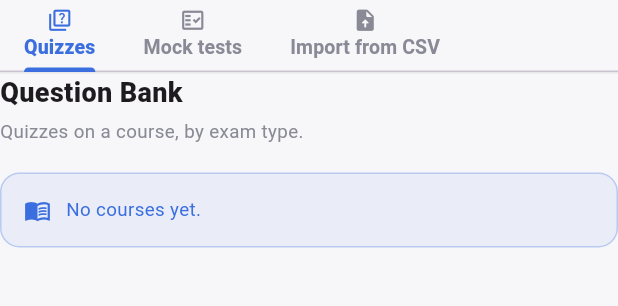
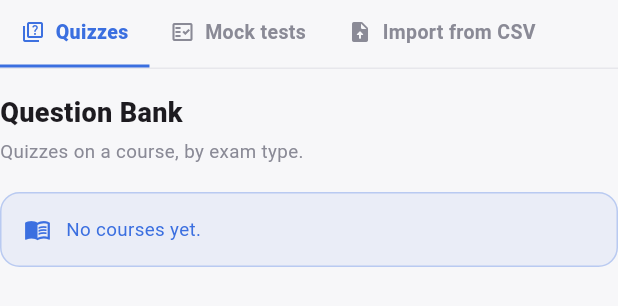
Before and after one commit to projectinshahi/DoctorApp-Admin, a Flutter app: the QuestionBankScreen widget shown alone on an empty page, opened directly, on a phone screen of 412 x 824 dp. Shown: the top 306 px of the screen. Run offline on Flutter 3.47's test engine with Material 3 defaults, Android fonts, the phone set to English and light mode, and no system bars; our stand-ins replace csv, file_picker, flutter_svg, shared_preferences, video_player, youtube_player_iframe; missing offline and left inert: dart:html, dart:ui_web, syncfusion_flutter_pdf, syncfusion_flutter_pdfviewer; accounts and stored records are empty; network calls fail.

Commit message:
Make the Question Bank tabs actually appear
The dashboard shows its sections inside a scroll view, so they are laid
out with unbounded height. A TabBarView given unbounded height lays out
nothing, which is why the screen was blank.

One panel at a time, sized by its own content, and a tab strip that is
just a row of buttons. The three panels are injectable so the layout can
be pumped in a test without the network behind the real ones - that test
is what the next person gets instead of a blank screen.

Co-Authored-By: Claude Opus 5 (1M context) <noreply@anthropic.com>

```diff
--- a/lib/Screen/QuestionBank/question_bank_screen.dart
+++ b/lib/Screen/QuestionBank/question_bank_screen.dart
@@ -17,70 +17,108 @@ import 'question_import_tab.dart';
 /// PDF, then the questions CSV, then the review before anything publishes.
 /// Two screens that drift apart would be two different answers to "what did
 /// I upload".
-class QuestionBankScreen extends StatelessWidget {
+///
+/// **No TabBarView here, deliberately.** The dashboard puts this inside a
+/// scroll view, so the height is unbounded, and a TabBarView in unbounded
+/// height lays out nothing at all - which is exactly what it did. One child
+/// at a time, sized by its own content, is what survives that.
+class QuestionBankScreen extends StatefulWidget {
   final int? initialCourseId;
   final int? initialCourseTypeId;
+
+  /// The three panels, injectable so the layout can be tested without the
+  /// network behind the real ones.
+  final Widget? quizzes;
+  final Widget? mockTests;
+  final Widget? import;
 
   const QuestionBankScreen({
     super.key,
     this.initialCourseId,
     this.initialCourseTypeId,
+    this.quizzes,
+    this.mockTests,
+    this.import,
   });
 
   @override
+  State<QuestionBankScreen> createState() => _QuestionBankScreenState();
+}
+
+class _QuestionBankScreenState extends State<QuestionBankScreen> {
+  int _tab = 0;
+
+  static const _labels = ['Quizzes', 'Mock tests', 'Import from CSV'];
+  static const _icons = [
+    Icons.quiz_outlined,
+    Icons.fact_check_outlined,
+    Icons.upload_file_rounded,
+  ];
+
+  @override
   Widget build(BuildContext context) {
-    return DefaultTabController(
-      length: 3,
-      child: Column(
-        crossAxisAlignment: CrossAxisAlignment.start,
+    return Column(
+      crossAxisAlignment: CrossAxisAlignment.stretch,
       children: [
         Container(
           decoration: const BoxDecoration(
             border: Border(bottom: BorderSide(color: LmsColors.border)),
           ),
-            child: const TabBar(
-              isScrollable: true,
-              tabAlignment: TabAlignment.start,
-              labelColor: LmsColors.primary,
-              unselectedLabelColor: LmsColors.textGrey,
-              indicatorColor: LmsColors.primary,
-              labelStyle:
-                  TextStyle(fontSize: 13, fontWeight: FontWeight.w800),
-              unselectedLabelStyle:
-                  TextStyle(fontSize: 13, fontWeight: FontWeight.w600),
-              tabs: [
-                Tab(
-                    height: 46,
-                    icon: Icon(Icons.quiz_outlined, size: 17),
-                    iconMargin: EdgeInsets.zero,
-                    text: 'Quizzes'),
-                Tab(
-                    height: 46,
-                    icon: Icon(Icons.fact_check_outlined, size: 17),
-                    iconMargin: EdgeInsets.zero,
-                    text: 'Mock tests'),
-                Tab(
-                    height: 46,
-                    icon: Icon(Icons.upload_file_rounded, size: 17),
-                    iconMargin: EdgeInsets.zero,
-                    text: 'Import from CSV'),
+          child: Row(
+            children: [
+              for (var i = 0; i < _labels.length; i++) _tabButton(i),
             ],
           ),
         ),
-          Expanded(
-            child: TabBarView(
+        const SizedBox(height: 16),
+        _panel(),
+      ],
+    );
+  }
+
+  Widget _tabButton(int index) {
+    final selected = index == _tab;
+    final colour = selected ? LmsColors.primary : LmsColors.textGrey;
+
+    return InkWell(
+      onTap: () => setState(() => _tab = index),
+      child: Container(
+        padding: const EdgeInsets.symmetric(horizontal: 14, vertical: 12),
+        decoration: BoxDecoration(
+          border: Border(
+            bottom: BorderSide(
+              color: selected ? LmsColors.primary : Colors.transparent,
+              width: 2,
+            ),
+          ),
+        ),
+        child: Row(
+          mainAxisSize: MainAxisSize.min,
           children: [
-                CourseQuizScreen(
-                  initialCourseId: initialCourseId,
-                  initialCourseTypeId: initialCourseTypeId,
-                ),
-                const TestListScreen(),
-                const QuestionImportTab(),
-              ],
+            Icon(_icons[index], size: 16, color: colour),
+            const SizedBox(width: 7),
+            Text(
+              _labels[index],
+              style: TextStyle(
+                fontSize: 13,
+                fontWeight: selected ? FontWeight.w800 : FontWeight.w600,
+                color: colour,
               ),
             ),
           ],
         ),
+      ),
     );
   }
+
+  Widget _panel() => switch (_tab) {
+        0 =>
+          widget.quizzes ??
+              CourseQuizScreen(
+                initialCourseId: widget.initialCourseId,
+                initialCourseTypeId: widget.initialCourseTypeId,
+              ),
+        1 => widget.mockTests ?? const TestListScreen(),
+        _ => widget.import ?? const QuestionImportTab(),
+      };
 }
```
Also changed, not shown: 1 other file. Lines whose indentation alone changed are shown as unchanged.
